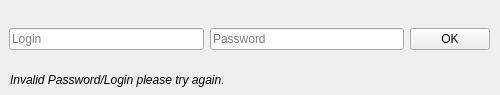
This is client/form/LoginWindow.ui in Kalashnico/CPP_babel_2018 as Qt 5 draws it before an edit. The edited form follows.
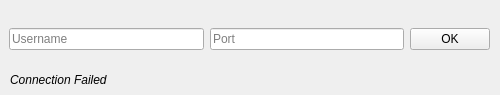
This is the edited form.

Commit message: JDE: Port Login Window

```diff
--- a/client/form/LoginWindow.ui
+++ b/client/form/LoginWindow.ui
@@ -45,7 +45,7 @@
         <set>Qt::AlignLeading|Qt::AlignLeft|Qt::AlignVCenter</set>
        </property>
        <property name="placeholderText">
-        <string>Login</string>
+        <string>Username</string>
        </property>
       </widget>
      </item>
@@ -61,10 +61,10 @@
         <set>Qt::ImhHiddenText|Qt::ImhNoAutoUppercase|Qt::ImhNoPredictiveText|Qt::ImhSensitiveData</set>
        </property>
        <property name="echoMode">
-        <enum>QLineEdit::Password</enum>
+        <enum>QLineEdit::Normal</enum>
        </property>
        <property name="placeholderText">
-        <string>Password</string>
+        <string>Port</string>
        </property>
       </widget>
      </item>
@@ -92,7 +92,7 @@
      </font>
     </property>
     <property name="text">
-     <string>Invalid Password/Login please try again.</string>
+     <string>Connection Failed</string>
     </property>
    </widget>
   </widget>
```
Left out of the diff: 2 changed lines with no effect on the pictures. The commit also changes 2 other files.
